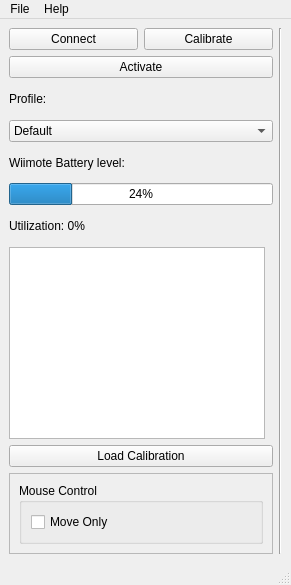
First picture: the form in stuff/mainwindow.ui, repository pnegre/python-whiteboard, before the edit.
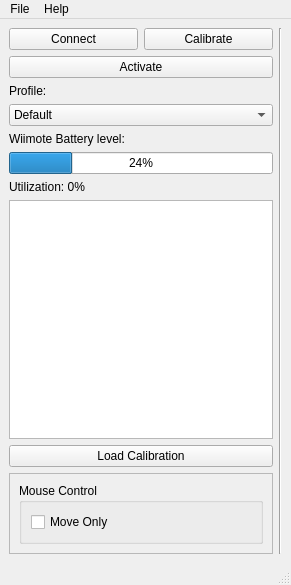
Second picture: the form after the edit.

Patch:
```diff
--- a/stuff/mainwindow.ui
+++ b/stuff/mainwindow.ui
@@ -100,7 +100,7 @@
             <item>
              <widget class="QGraphicsView" name="wiiScreen">
               <property name="sizePolicy">
-               <sizepolicy hsizetype="Fixed" vsizetype="Fixed">
+               <sizepolicy hsizetype="Expanding" vsizetype="Expanding">
                 <horstretch>0</horstretch>
                 <verstretch>0</verstretch>
                </sizepolicy>
```
Left out of the diff: 2 changed lines with no effect on the pictures.
